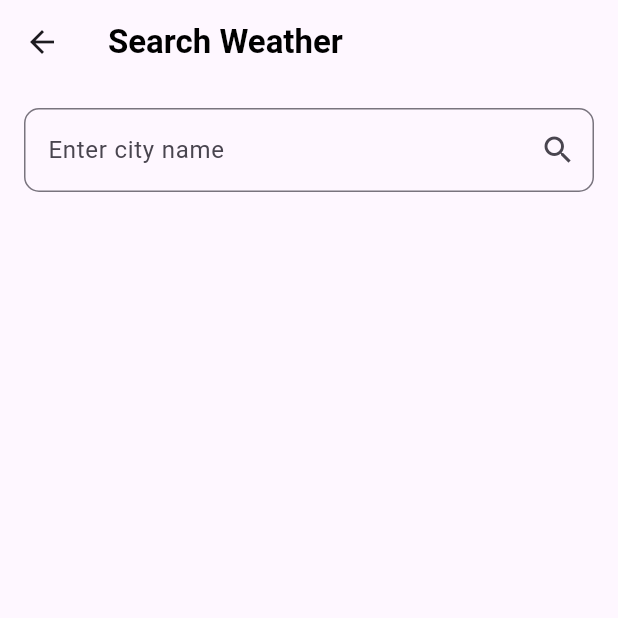
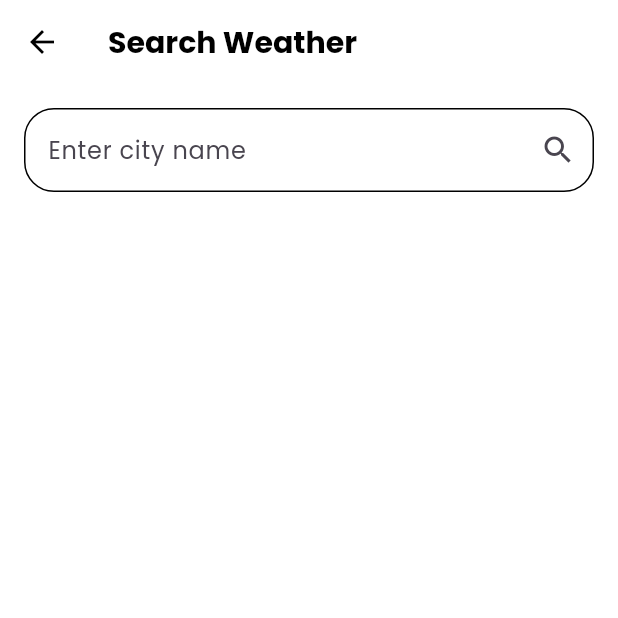
Before and after one commit to isanka23/weather_app, a Flutter app: the SearchWeatherPage screen opened directly, on a phone screen of 412 x 824 dp, the top half of it. Run offline on Flutter 3.47's test engine with Material 3 defaults, Android fonts, the phone set to English and light mode, and no system bars; our stand-ins replace flutter_dotenv, geocoding, geolocator, google_fonts, lottie, shared_preferences; accounts and stored records are empty.

Commit message:
Light and Dark Mode

```diff
--- /dev/null
+++ b/lib/utils/themes.dart
@@ -0,0 +1,67 @@
+import 'package:flutter/material.dart';
+import 'package:google_fonts/google_fonts.dart';
+
+class ThemesModeData {
+  // Light Theme
+  final ThemeData lightTheme = ThemeData(
+    brightness: Brightness.light,
+    fontFamily: GoogleFonts.poppins().fontFamily,
+    primarySwatch: Colors.blue,
+    appBarTheme: AppBarTheme(
+      backgroundColor: Colors.white,
+      titleTextStyle: TextStyle(
+        color: Colors.black,
+        fontFamily: GoogleFonts.poppins().fontFamily,
+        fontSize: 20,
+      ),
+      iconTheme: const IconThemeData(color: Colors.black),
+    ),
+
+    inputDecorationTheme: InputDecorationTheme(
+      border: OutlineInputBorder(
+        borderRadius: BorderRadius.circular(10),
+        borderSide: BorderSide(color: Colors.black),
+      ),
+      focusedBorder: OutlineInputBorder(
+        borderRadius: BorderRadius.circular(20),
+        borderSide: BorderSide(color: Colors.black),
+      ),
+      enabledBorder: OutlineInputBorder(
+        borderRadius: BorderRadius.circular(20),
+        borderSide: BorderSide(color: Colors.black),
+      ),
+    ),
+    scaffoldBackgroundColor: Colors.white,
+  );
+
+  // Dark Theme
+  final ThemeData darkTheme = ThemeData(
+    brightness: Brightness.dark,
+    fontFamily: GoogleFonts.poppins().fontFamily,
+    primarySwatch: Colors.blue,
+    appBarTheme: AppBarTheme(
+      backgroundColor: Colors.black,
+      titleTextStyle: TextStyle(
+        color: Colors.white,
+        fontFamily: GoogleFonts.poppins().fontFamily,
+        fontSize: 20,
+      ),
+      iconTheme: const IconThemeData(color: Colors.white),
+    ),
+    inputDecorationTheme: InputDecorationTheme(
+      border: OutlineInputBorder(
+        borderRadius: BorderRadius.circular(10),
+        borderSide: BorderSide(color: Colors.white),
+      ),
+      focusedBorder: OutlineInputBorder(
+        borderRadius: BorderRadius.circular(20),
+        borderSide: BorderSide(color: Colors.white),
+      ),
+      enabledBorder: OutlineInputBorder(
+        borderRadius: BorderRadius.circular(20),
+        borderSide: BorderSide(color: Colors.white),
+      ),
+    ),
+    scaffoldBackgroundColor: Colors.black,
+  );
+}
```
Also changed, not shown: lib/main.dart (+9 -4 lines), lib/pages/home_page.dart (+13 -3 lines), lib/providers/theme_providers.dart (added, +37 -0 lines), lib/services/theme_persistance.dart (added, +13 -0 lines), 4 other files.
